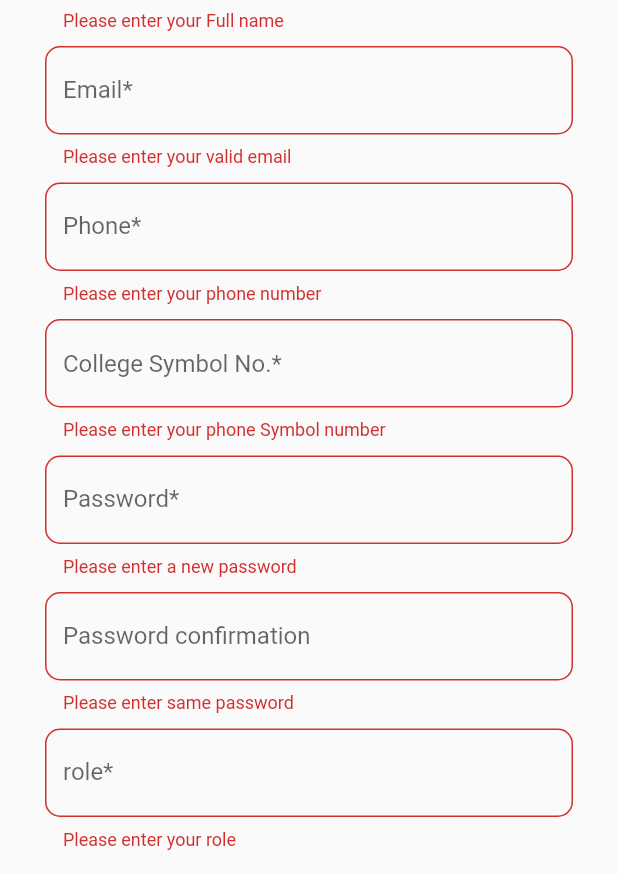
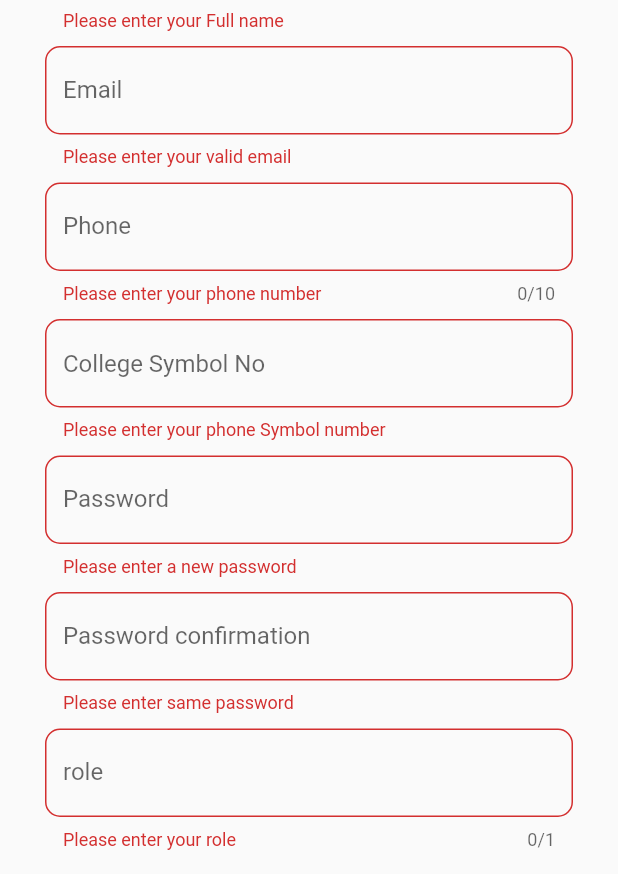
Before and after one commit to xaugat/fyp_flutter, a Flutter app: the Registrationpage screen opened directly, on a phone screen of 412 x 824 dp. Shown: the part 359-1233 px from the top of the screen. Run offline on Flutter 3.47's test engine with Material 2 defaults, Android fonts, the light colour scheme and no system bars; our stand-ins replace shared_preferences; accounts and stored records are empty.

Commit message:
commited after change in register page

```diff
--- a/lib/registrationpage.dart
+++ b/lib/registrationpage.dart
@@ -122,7 +122,7 @@ class RegistrationpageState extends State<Registrationpage> {
                             border: OutlineInputBorder(
                               borderRadius: BorderRadius.circular(10),
                             ),
-                            labelText: "Email*",
+                            labelText: "Email",
                             hintText: "Please enter your valid email"),
                         // validator: (String value) {
                         //   if (value.trim().isEmpty) {
@@ -142,12 +142,15 @@ class RegistrationpageState extends State<Registrationpage> {
                           }
                         },
                         controller: phoneController,
+                        keyboardType: TextInputType.phone,
+                        maxLength: 10,
+                        maxLengthEnforced: true,
                         decoration: InputDecoration(
                           border: OutlineInputBorder(
                             borderRadius: BorderRadius.circular(10),
                           ),
                           hintText: "Please enter your valid mobile number",
-                          labelText: "Phone*",
+                          labelText: "Phone",
                         ),
                         // validator: (String value) {
                         //   if (value.trim().isEmpty) {
@@ -171,7 +174,8 @@ class RegistrationpageState extends State<Registrationpage> {
                           border: OutlineInputBorder(
                             borderRadius: BorderRadius.circular(10),
                           ),
-                          hintText: "College Symbol No.*",
+                          hintText: "College Symbol No",
+
                         ),
                         // validator: (String value) {
                         //   if (value.trim().isEmpty) {
@@ -195,7 +199,7 @@ class RegistrationpageState extends State<Registrationpage> {
                             border: OutlineInputBorder(
                               borderRadius: BorderRadius.circular(10),
                             ),
-                            labelText: "Password*",
+                            labelText: "Password",
                             hintText: "Please create a Password"),
                       ),
                       SizedBox(
@@ -227,6 +231,9 @@ class RegistrationpageState extends State<Registrationpage> {
                       ),
                       TextFormField(
                         controller: roleController,
+                        maxLength: 1,
+                        maxLengthEnforced: true,
+                        keyboardType: TextInputType.phone,
                         validator: (value) {
                           if (value.isEmpty) {
                             return 'Please enter your role';
@@ -238,7 +245,7 @@ class RegistrationpageState extends State<Registrationpage> {
                           border: OutlineInputBorder(
                             borderRadius: BorderRadius.circular(10),
                           ),
-                          labelText: "role*",
+                          labelText: "role",
                         ),
                       ),
                       SizedBox(
@@ -273,7 +280,7 @@ class RegistrationpageState extends State<Registrationpage> {
                           border: OutlineInputBorder(
                             borderRadius: BorderRadius.circular(10),
                           ),
-                          labelText: "Enter your achievements*",
+                          labelText: "Enter your achievements",
                           hintText: 'Achievement',
                         ),
                       ),
@@ -296,7 +303,7 @@ class RegistrationpageState extends State<Registrationpage> {
                             border: OutlineInputBorder(
                               borderRadius: BorderRadius.circular(10),
                             ),
-                            labelText: "Address*",
+                            labelText: "Address",
                             hintText: "Enter your Recent Address"),
                       ),
                       SizedBox(
@@ -318,7 +325,7 @@ class RegistrationpageState extends State<Registrationpage> {
                             border: OutlineInputBorder(
                               borderRadius: BorderRadius.circular(10),
                             ),
-                            labelText: "Job*",
+                            labelText: "Job",
                             hintText: "Enter your profession"),
                       ),
                       SizedBox(
@@ -345,8 +352,10 @@ class RegistrationpageState extends State<Registrationpage> {
                                 ),
                               ),
                             ),
+
                           ),
                         ),
+
                       ),
 
                       /*
@@ -356,6 +365,9 @@ class RegistrationpageState extends State<Registrationpage> {
               ),
             ),
           ),
+          SizedBox(
+                        height: 300,
+                      ),
         ],
       ),
     );
```
